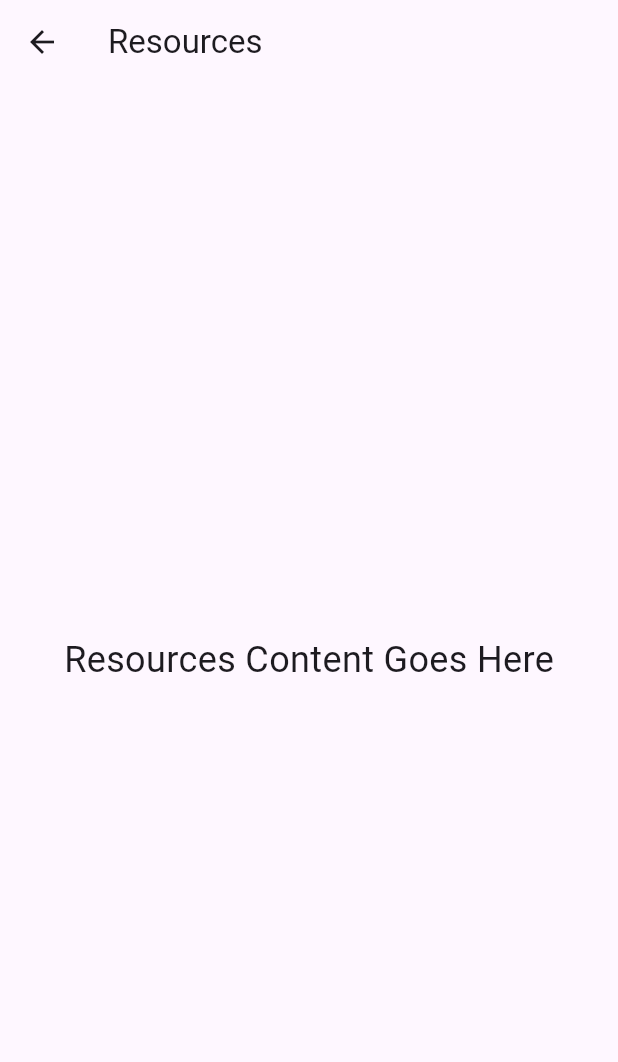
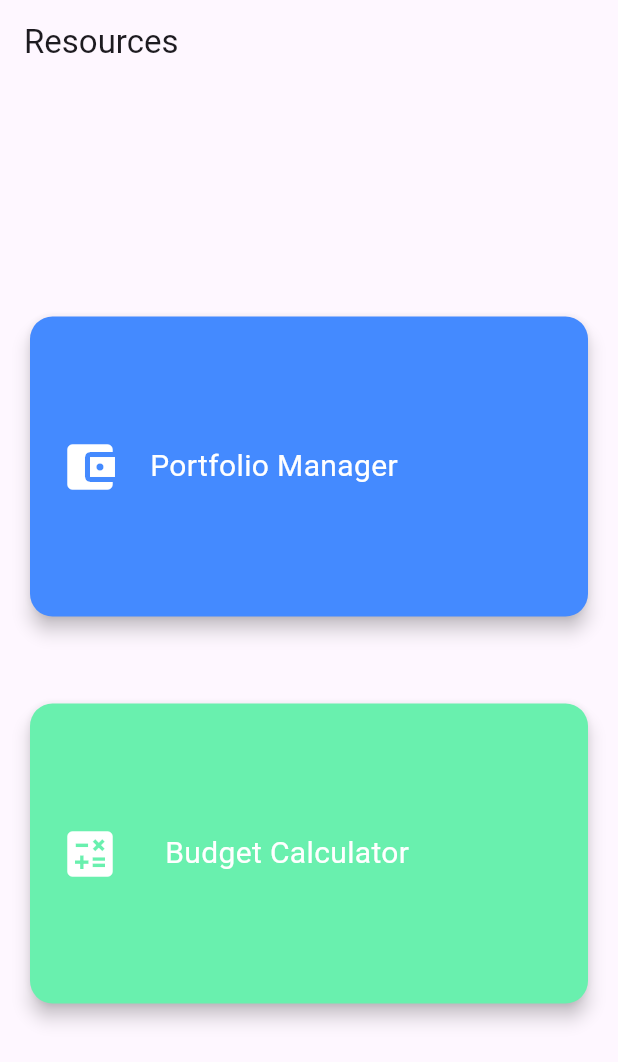
Before and after one commit to amspsingh04/finlearn, a Flutter app: the ResourcesPage screen opened directly, on a phone screen of 412 x 824 dp. Shown: the top 1062 px of the screen. Run offline on Flutter 3.47's test engine with Material 3 defaults, Android fonts, the light colour scheme and no system bars; our stand-ins replace cloud_firestore, firebase_auth, firebase_core; accounts and stored records are empty.

Commit message:
resources

```diff
--- a/lib/resources_page.dart
+++ b/lib/resources_page.dart
@@ -1,4 +1,10 @@
 import 'package:flutter/material.dart';
+
+void main() {
+  runApp(MaterialApp(
+    home: ResourcesPage(),
+  ));
+}
 
 class ResourcesPage extends StatelessWidget {
   const ResourcesPage({Key? key}) : super(key: key);
@@ -6,13 +12,177 @@ class ResourcesPage extends StatelessWidget {
   @override
   Widget build(BuildContext context) {
     return Scaffold(
-      appBar: AppBar(title: const Text('Resources')),
-      body: const Center(
-        child: Text(
-          'Resources Content Goes Here',
-          style: TextStyle(fontSize: 24),
+      appBar: AppBar(
+        title: const Text('Resources'),
+      ),
+      body: Padding(
+        padding: const EdgeInsets.all(16.0),
+        child: Column(
+          mainAxisAlignment: MainAxisAlignment.center,
+          children: [
+            // Card for Portfolio Manager
+            GestureDetector(
+              onTap: () {
+                Navigator.push(
+                  context,
+                  MaterialPageRoute(builder: (context) => PortfolioManagerPage()),
+                );
+              },
+              child: Card(
+                color: Colors.blueAccent,
+                elevation: 5,
+                shape: RoundedRectangleBorder(
+                  borderRadius: BorderRadius.circular(15),
+                ),
+                child: Container(
+                  padding: const EdgeInsets.all(20),
+                  height: 200,
+                  width: double.infinity,
+                  child: Row(
+                    mainAxisAlignment: MainAxisAlignment.start,
+                    children: [
+                      Icon(
+                        Icons.account_balance_wallet,
+                        color: Colors.white,
+                        size: 40,
+                      ),
+                      const SizedBox(width: 20),
+                      Text(
+                        'Portfolio Manager',
+                        style: TextStyle(
+                          fontSize: 20,
+                          color: Colors.white,
+                        ),
+                      ),
+                    ],
+                  ),
+                ),
+              ),
+            ),
+            const SizedBox(height: 50), // Spacer between cards
+
+            // Card for Budget Calculator
+            GestureDetector(
+              onTap: () {
+                Navigator.push(
+                  context,
+                  MaterialPageRoute(builder: (context) => BudgetCalculatorPage()),
+                );
+              },
+              child: Card(
+                color: Colors.greenAccent,
+                elevation: 5,
+                shape: RoundedRectangleBorder(
+                  borderRadius: BorderRadius.circular(15),
+                ),
+                child: Container(
+                  padding: const EdgeInsets.all(20),
+                  height: 200,
+                  width: double.infinity,
+                  child: const Row(
+                    mainAxisAlignment: MainAxisAlignment.start,
+                    children: [
+                      Icon(
+                        Icons.calculate,
+                        color: Colors.white,
+                        size: 40,
+                      ),
+                      const SizedBox(width: 30),
+                      Text(
+                        'Budget Calculator',
+                        style: TextStyle(
+                          fontSize: 20,
+                          color: Colors.white,
+                        ),
+
+                      ),
+                    ],
+                  ),
+                ),
+              ),
+            ),
+          ],
         ),
       ),
     );
   }
 }
+
+class PortfolioManagerPage extends StatelessWidget {
+  const PortfolioManagerPage({Key? key}) : super(key: key);
+
+  @override
+  Widget build(BuildContext context) {
+    // Dummy portfolio data
+    final portfolioData = [
+      {'name': 'Apple', 'quantity': 50, 'price': 145.30},
+      {'name': 'Tesla', 'quantity': 30, 'price': 279.50},
+      {'name': 'Bitcoin', 'quantity': 1, 'price': 46000},
+    ];
+
+    return Scaffold(
+      appBar: AppBar(title: const Text('Portfolio Manager')),
+      body: ListView.builder(
+        itemCount: portfolioData.length,
+        itemBuilder: (context, index) {
+          final item = portfolioData[index];
+          return ListTile(
+            title: Text('${item['name']}'),
+            subtitle: Text(
+                'Quantity: ${item['quantity']} - Price: \$${item['price']}'),
+            trailing: Text(
+                'Total: \$${(item['quantity'] as double) * (item['price'] as double)}'),  // Cast both values to double
+          );
+        },
+      ),
+    );
+  }
+}
+
+class BudgetCalculatorPage extends StatelessWidget {
+  const BudgetCalculatorPage({Key? key}) : super(key: key);
+
+  @override
+  Widget build(BuildContext context) {
+    // Dummy budget data
+    final budgetData = [
+      {'category': 'Rent', 'amount': 1200.0},
+      {'category': 'Groceries', 'amount': 300.0},
+      {'category': 'Entertainment', 'amount': 150.0},
+      {'category': 'Savings', 'amount': 500.0},
+    ];
+
+    double totalBudget = budgetData.fold(0.0, (sum, item) => sum + (item['amount'] as double));
+
+    return Scaffold(
+      appBar: AppBar(title: const Text('Budget Calculator')),
+      body: Padding(
+        padding: const EdgeInsets.all(16.0),
+        child: Column(
+          children: [
+            Expanded(
+              child: ListView.builder(
+                itemCount: budgetData.length,
+                itemBuilder: (context, index) {
+                  final item = budgetData[index];
+                  return ListTile(
+                    title: Text(item['category'] as String),  // Type cast to String
+                    trailing: Text('\$${item['amount'] as double}'),  // Type cast to double
+                  );
+                },
+              ),
+            ),
+            const Divider(),
+            Padding(
+              padding: const EdgeInsets.all(8.0),
+              child: Text(
+                'Total Budget: \$${totalBudget.toStringAsFixed(2)}',
+                style: TextStyle(fontSize: 18, fontWeight: FontWeight.bold),
+              ),
+            ),
+          ],
+        ),
+      ),
+    );
+  }
+}
--- a/pubspec.yaml
+++ b/pubspec.yaml
@@ -43,6 +43,8 @@ dependencies:
   provider: ^6.1.2
   http: ^1.2.2
   shared_preferences: ^2.3.3
+  syncfusion_flutter_charts: ^27.2.2
+  fl_chart: ^0.69.0
 
 dev_dependencies:
   flutter_test:
```
Also changed, not shown: pubspec.lock.
